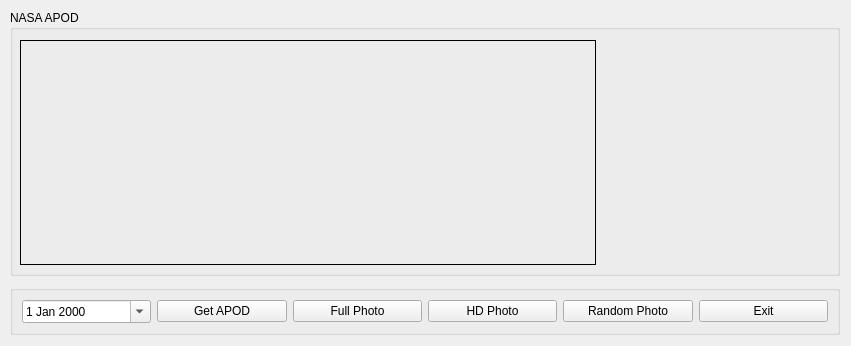
itinstructor/NASA_APOD_PySide6, file NASA APOD V4/main_window.ui: the form before one commit.
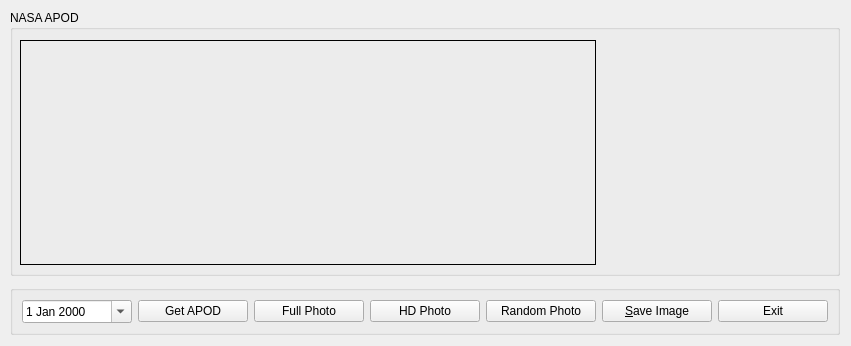
The form after the commit.

```diff
--- a/NASA APOD V4/main_window.ui
+++ b/NASA APOD V4/main_window.ui
@@ -171,6 +171,13 @@
        </property>
       </widget>
      </item>
+     <item>
+      <widget class="QPushButton" name="btn_save_file">
+       <property name="text">
+        <string>&amp;Save Image</string>
+       </property>
+      </widget>
+     </item>
      <item>
       <widget class="QPushButton" name="btn_exit">
        <property name="text">
```
